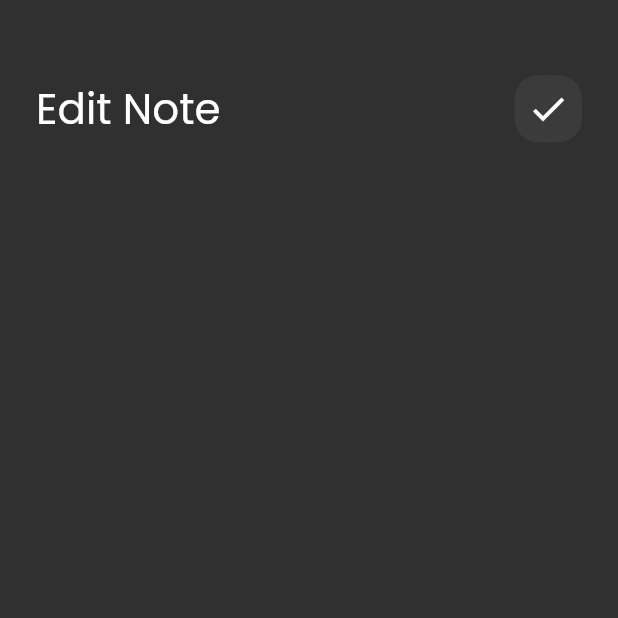
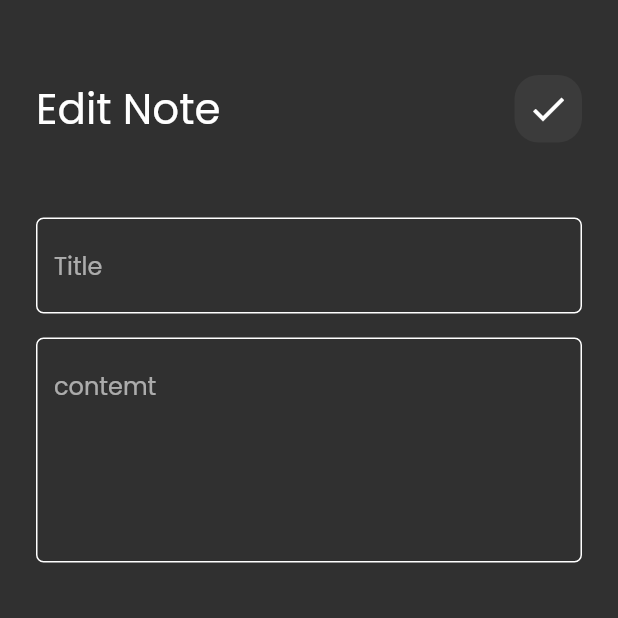
Before and after one commit to chaymaegh/notes-app, a Flutter app: the EditNoteView screen opened directly, on a phone screen of 412 x 824 dp, the top half of it. Run offline on Flutter 3.47's test engine with Material 2 defaults, Android fonts, the phone set to English and light mode, and no system bars.

Commit message:
edit note view ui done

```diff
--- a/lib/views/widgets/edit_button/edit_view_body.dart
+++ b/lib/views/widgets/edit_button/edit_view_body.dart
@@ -1,5 +1,6 @@
 import 'package:flutter/material.dart';
 import 'package:mission_list/views/widgets/custom_app_bar.dart';
+import 'package:mission_list/views/widgets/custom_text.field.dart';
 
 class EditNoteViewBody extends StatelessWidget {
   const EditNoteViewBody({super.key});
@@ -11,9 +12,23 @@ class EditNoteViewBody extends StatelessWidget {
       child: Column(
         children: [
           SizedBox(
-              height: 50,
+            height: 50,
           ),
-          CustomAppBar(title:"Edit Note",icon: Icons.check,)
+          CustomAppBar(
+            title: "Edit Note",
+            icon: Icons.check,
+          ),
+          SizedBox(
+            height: 50,
+          ),
+          CustomTextField(hint: "Title"),
+          SizedBox(
+            height: 16,
+          ),
+          CustomTextField(
+            hint: "contemt",
+            maxLines: 5,
+          )
         ],
       ),
     );
```
